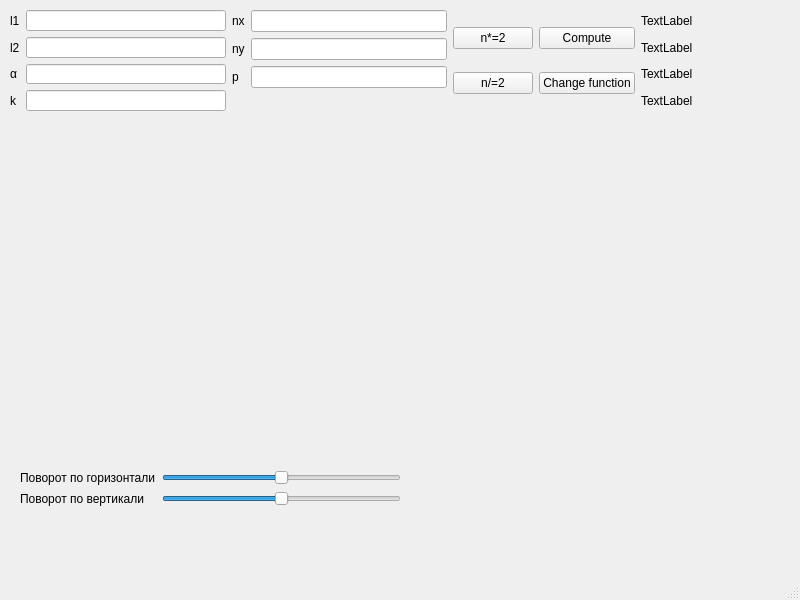
Before: the Qt Designer form mainwindow.ui in LoggerHead22/3d-gui, drawn with Qt 5.
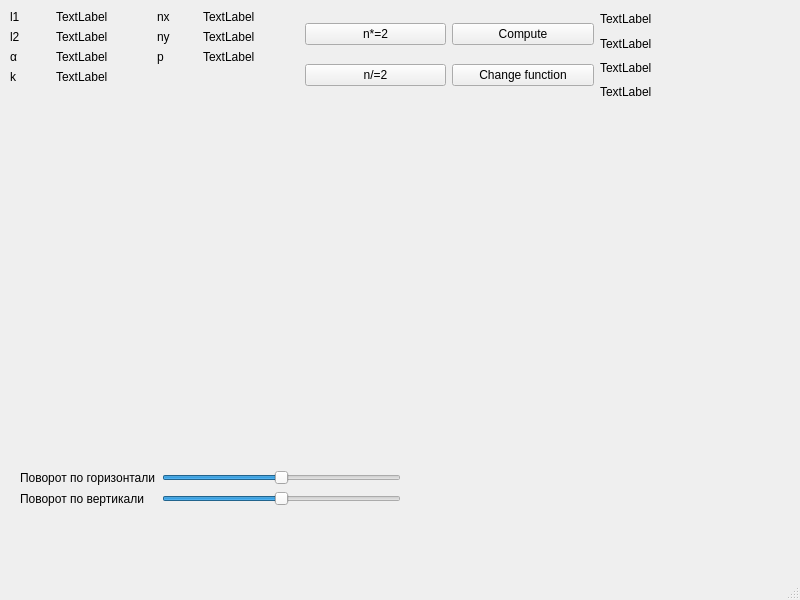
After: the same form once the commit is applied.

Diff of the .ui file:
```diff
--- a/mainwindow.ui
+++ b/mainwindow.ui
@@ -20,7 +20,7 @@
       <x>10</x>
       <y>10</y>
       <width>731</width>
-      <height>101</height>
+      <height>91</height>
      </rect>
     </property>
     <layout class="QHBoxLayout" name="horizontalLayout">
@@ -33,9 +33,6 @@
          </property>
         </widget>
        </item>
-       <item row="0" column="1">
-        <widget class="QLineEdit" name="l1LineEdit"/>
-       </item>
        <item row="1" column="0">
         <widget class="QLabel" name="label_5">
          <property name="text">
@@ -43,9 +40,6 @@
          </property>
         </widget>
        </item>
-       <item row="1" column="1">
-        <widget class="QLineEdit" name="l2LineEdit"/>
-       </item>
        <item row="2" column="0">
         <widget class="QLabel" name="label_6">
          <property name="text">
@@ -53,18 +47,46 @@
          </property>
         </widget>
        </item>
-       <item row="2" column="1">
-        <widget class="QLineEdit" name="alphaLineEdit"/>
-       </item>
        <item row="3" column="0">
         <widget class="QLabel" name="label_7">
+         <property name="minimumSize">
+          <size>
+           <width>40</width>
+           <height>0</height>
+          </size>
+         </property>
          <property name="text">
           <string>k</string>
          </property>
         </widget>
        </item>
+       <item row="0" column="1">
+        <widget class="QLabel" name="l1LineEdit">
+         <property name="text">
+          <string>TextLabel</string>
+         </property>
+        </widget>
+       </item>
+       <item row="1" column="1">
+        <widget class="QLabel" name="l2LineEdit">
+         <property name="text">
+          <string>TextLabel</string>
+         </property>
+        </widget>
+       </item>
+       <item row="2" column="1">
+        <widget class="QLabel" name="alphaLineEdit">
+         <property name="text">
+          <string>TextLabel</string>
+         </property>
+        </widget>
+       </item>
        <item row="3" column="1">
-        <widget class="QLineEdit" name="kLineEdit"/>
+        <widget class="QLabel" name="kLineEdit">
+         <property name="text">
+          <string>TextLabel</string>
+         </property>
+        </widget>
        </item>
       </layout>
      </item>
@@ -77,9 +99,6 @@
          </property>
         </widget>
        </item>
-       <item row="0" column="1">
-        <widget class="QLineEdit" name="nxLineEdit"/>
-       </item>
        <item row="1" column="0">
         <widget class="QLabel" name="label_9">
          <property name="text">
@@ -87,18 +106,39 @@
          </property>
         </widget>
        </item>
-       <item row="1" column="1">
-        <widget class="QLineEdit" name="nyLineEdit"/>
-       </item>
        <item row="2" column="0">
         <widget class="QLabel" name="label">
+         <property name="minimumSize">
+          <size>
+           <width>40</width>
+           <height>0</height>
+          </size>
+         </property>
          <property name="text">
           <string>p</string>
          </property>
         </widget>
        </item>
+       <item row="0" column="1">
+        <widget class="QLabel" name="nxLineEdit">
+         <property name="text">
+          <string>TextLabel</string>
+         </property>
+        </widget>
+       </item>
+       <item row="1" column="1">
+        <widget class="QLabel" name="nyLineEdit">
+         <property name="text">
+          <string>TextLabel</string>
+         </property>
+        </widget>
+       </item>
        <item row="2" column="1">
-        <widget class="QLineEdit" name="pLineEdit"/>
+        <widget class="QLabel" name="pLineEdit">
+         <property name="text">
+          <string>TextLabel</string>
+         </property>
+        </widget>
        </item>
       </layout>
      </item>
```
